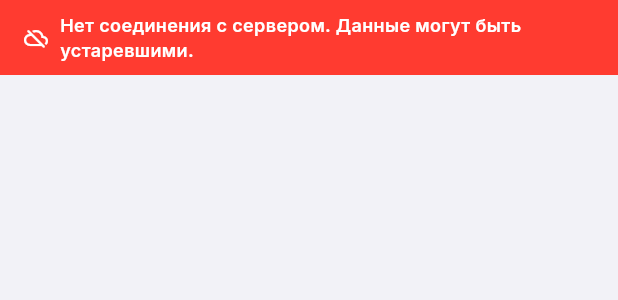
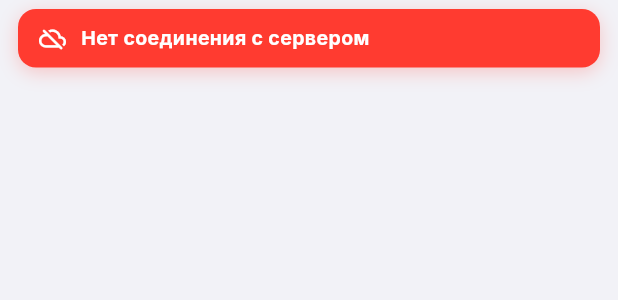
Before and after one commit to chikibriki0/Parking-app, a Flutter app: the _OfflineBar widget shown alone on an empty page, opened directly, on a phone screen of 412 x 824 dp. Shown: the top 300 px of the screen. Run offline on Flutter 3.47's test engine with Material 3 defaults, Android fonts, the phone set to English and light mode, and no system bars; our stand-ins replace cached_network_image, flutter_map, geolocator, google_fonts, jwt_decoder, latlong2 and 2 more; accounts and stored records are empty; network calls fail.

Commit message:
UX: оффлайн-баннер перенесён вниз (под notch'и) и сделан компактнее
На устройствах с notch (Pocophone F1 и т.п.) баннер сверху частично
перекрывался статусной строкой/«бровью». Переехал в нижнюю часть экрана,
поверх ActiveParkingBanner и BottomNavigationBar. Это распространённый
паттерн (Telegram, Apple) — пользователь всегда видит индикатор и не
теряет его за элементами системного UI.

Заодно перерисован как floating pill: скруглённые углы, мягкая тень,
убран лишний длинный подтекст («Данные могут быть устаревшими»)
для лучшей читаемости на узких экранах.

Co-Authored-By: Claude Opus 4.7 <noreply@anthropic.com>

```diff
--- a/parking_app/lib/screens/home_screen.dart
+++ b/parking_app/lib/screens/home_screen.dart
@@ -40,18 +40,14 @@ class _HomeScreenState extends State<HomeScreen> {
   @override
   Widget build(BuildContext context) {
     return Scaffold(
-      body: Column(
-        children: [
-          // Тонкая красная полоса при потере соединения с сервером —
-          // чтобы пользователь видел, что кэшированные данные могут быть
-          // устаревшими, а не думал, что всё ок до первой ошибки бронирования.
-          const OfflineBanner(),
-          Expanded(child: IndexedStack(index: _index, children: _pages)),
-        ],
-      ),
+      body: IndexedStack(index: _index, children: _pages),
       bottomNavigationBar: Column(
         mainAxisSize: MainAxisSize.min,
         children: [
+          // Полоса «Нет соединения с сервером» — над всем остальным внизу,
+          // чтобы не конфликтовать с notch'ем телефона и быть всегда
+          // в зоне видимости пользователя.
+          const OfflineBanner(),
           // На вкладке «Бронирования» (index 1) активная парковка уже
           // показана большой синей карточкой — не дублируем баннером.
           if (_index != 1) const ActiveParkingBanner(),
--- a/parking_app/lib/widgets/offline_banner.dart
+++ b/parking_app/lib/widgets/offline_banner.dart
@@ -30,31 +30,36 @@ class _OfflineBar extends StatelessWidget {
 
   @override
   Widget build(BuildContext context) {
-    return Material(
+    return Container(
+      margin: const EdgeInsets.fromLTRB(12, 6, 12, 6),
+      padding: const EdgeInsets.symmetric(horizontal: 14, vertical: 10),
+      decoration: BoxDecoration(
         color: AppTheme.danger,
-      child: SafeArea(
-        top: false,
-        bottom: false,
-        child: Padding(
-          padding: const EdgeInsets.symmetric(horizontal: 16, vertical: 8),
+        borderRadius: BorderRadius.circular(12),
+        boxShadow: [
+          BoxShadow(
+            color: AppTheme.danger.withOpacity(0.25),
+            blurRadius: 10,
+            offset: const Offset(0, 3),
+          ),
+        ],
+      ),
       child: Row(
         children: const [
-              Icon(Icons.cloud_off_rounded, color: Colors.white, size: 16),
-              SizedBox(width: 8),
+          Icon(Icons.cloud_off_rounded, color: Colors.white, size: 18),
+          SizedBox(width: 10),
           Expanded(
             child: Text(
-                  'Нет соединения с сервером. Данные могут быть устаревшими.',
+              'Нет соединения с сервером',
               style: TextStyle(
                 color: Colors.white,
-                    fontSize: 12,
-                    fontWeight: FontWeight.w600,
+                fontSize: 13,
+                fontWeight: FontWeight.w700,
               ),
             ),
           ),
         ],
       ),
-        ),
-      ),
     );
   }
 }
```
Lines whose indentation alone changed are shown as unchanged.
